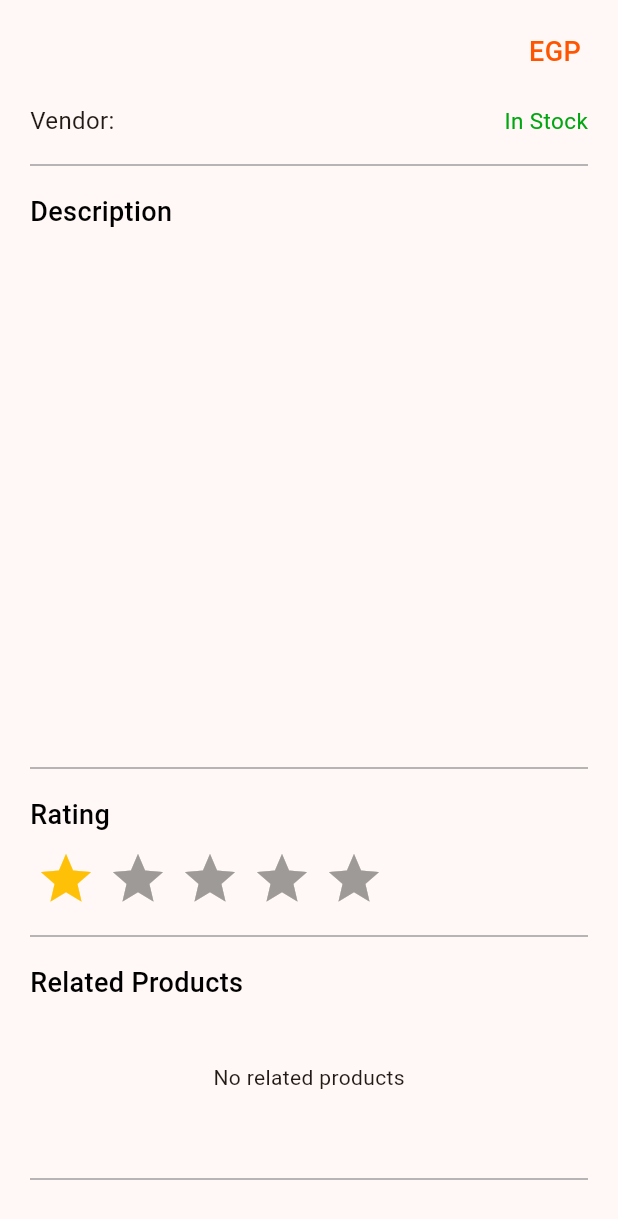
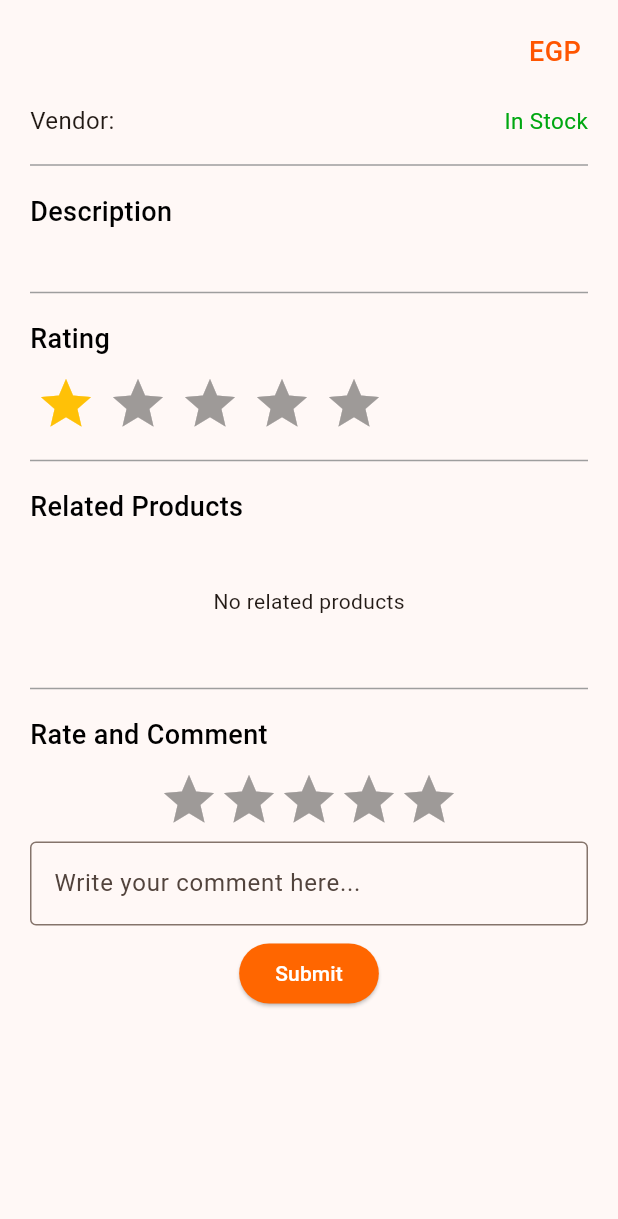
Before and after one commit to Q00R/bite-express, a Flutter app: the ProductInfo widget shown alone on an empty page, opened directly with empty values, on a phone screen of 412 x 824 dp. Shown: the top 1219 px of the screen. Run offline on Flutter 3.47's test engine with Material 3 defaults, Android fonts, the phone set to English and light mode, and no system bars; drawn by our look-alikes of flutter_rating_bar; our stand-ins replace carousel_slider, image_picker; missing offline and left inert: animation_search_bar, side_sheet; network calls fail.

Commit message:
added rate and comment section to product info

```diff
--- a/biteexpress/lib/widgets/productInfo.dart
+++ b/biteexpress/lib/widgets/productInfo.dart
@@ -20,7 +20,10 @@ class ProductInfo extends StatelessWidget {
 
   @override
   Widget build(BuildContext context) {
-    return Padding(
+    return ListView(
+      shrinkWrap: true,
+      children: [
+        Padding(
           padding: const EdgeInsets.all(20.0),
           child: Column(
             mainAxisSize: MainAxisSize.min,
@@ -162,13 +165,66 @@ class ProductInfo extends StatelessWidget {
                 productId: product.productId,
                 subCategory: product.subcategory,
               ),
+              // "Rate and Comment" section
+              const Divider(color: Colors.grey),
               const SizedBox(height: 10),
-          const Divider(
-            color: Colors.grey,
+              const Align(
+                alignment: Alignment.centerLeft,
+                child: Text(
+                  'Rate and Comment',
+                  style: TextStyle(
+                    fontSize: 18,
+                    color: Colors.black,
+                    fontWeight: FontWeight.w500,
+                  ),
+                ),
               ),
               const SizedBox(height: 10),
+              // Rating Bar
+              RatingBar.builder(
+                initialRating: 0,
+                minRating: 1,
+                direction: Axis.horizontal,
+                allowHalfRating: true,
+                itemCount: 5,
+                itemBuilder: (context, _) => const Icon(
+                  Icons.star,
+                  color: Colors.amber,
+                ),
+                onRatingUpdate: (rating) {
+                  // Handle rating update
+                  print(rating);
+                },
+              ),
+              // Comment Text Field
+              Padding(
+                padding: const EdgeInsets.symmetric(vertical: 8.0),
+                child: TextFormField(
+                  maxLines: null,
+                  keyboardType: TextInputType.multiline,
+                  decoration: const InputDecoration(
+                    hintText: 'Write your comment here...',
+                    border: OutlineInputBorder(
+                      borderSide: BorderSide(color: Colors.orange),
+                    ),
+                  ),
+                ),
+              ),
+              // Submit Button
+              ElevatedButton(
+                onPressed: () {
+                  // Handle comment submission
+                },
+                style: ElevatedButton.styleFrom(
+                  foregroundColor: Colors.white,
+                  backgroundColor: const Color.fromARGB(255, 255, 102, 0),
+                ),
+                child: const Text('Submit'),
+              ),
             ],
           ),
+        ),
+      ],
     );
   }
 }
```
Lines whose indentation alone changed are shown as unchanged.
